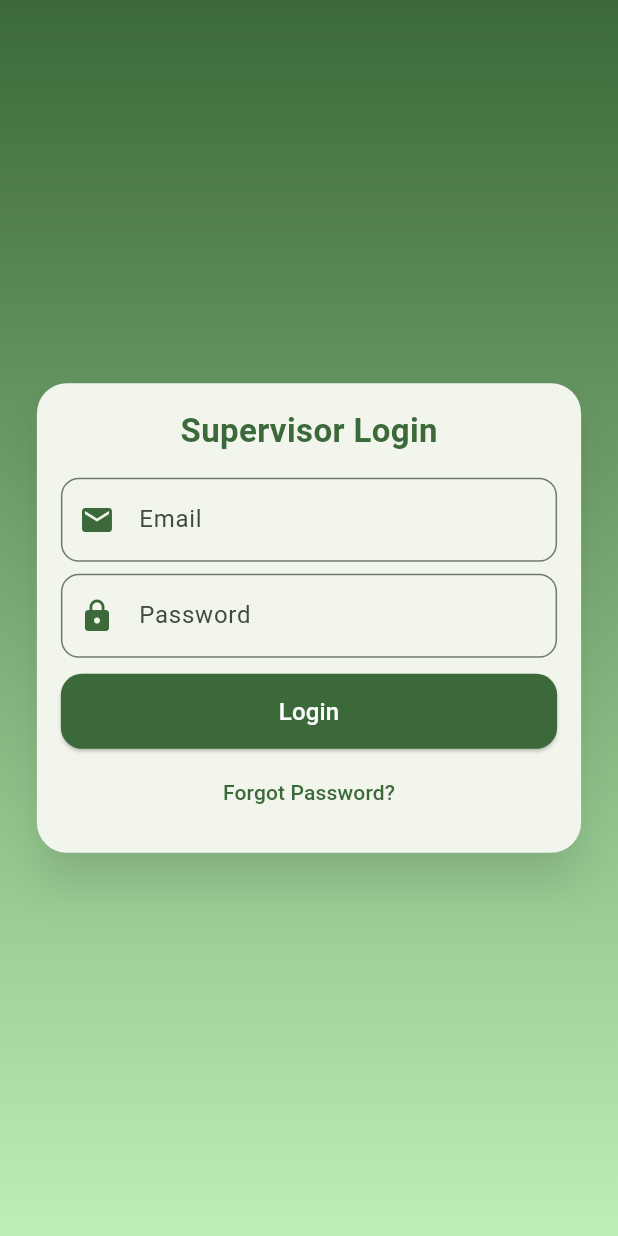
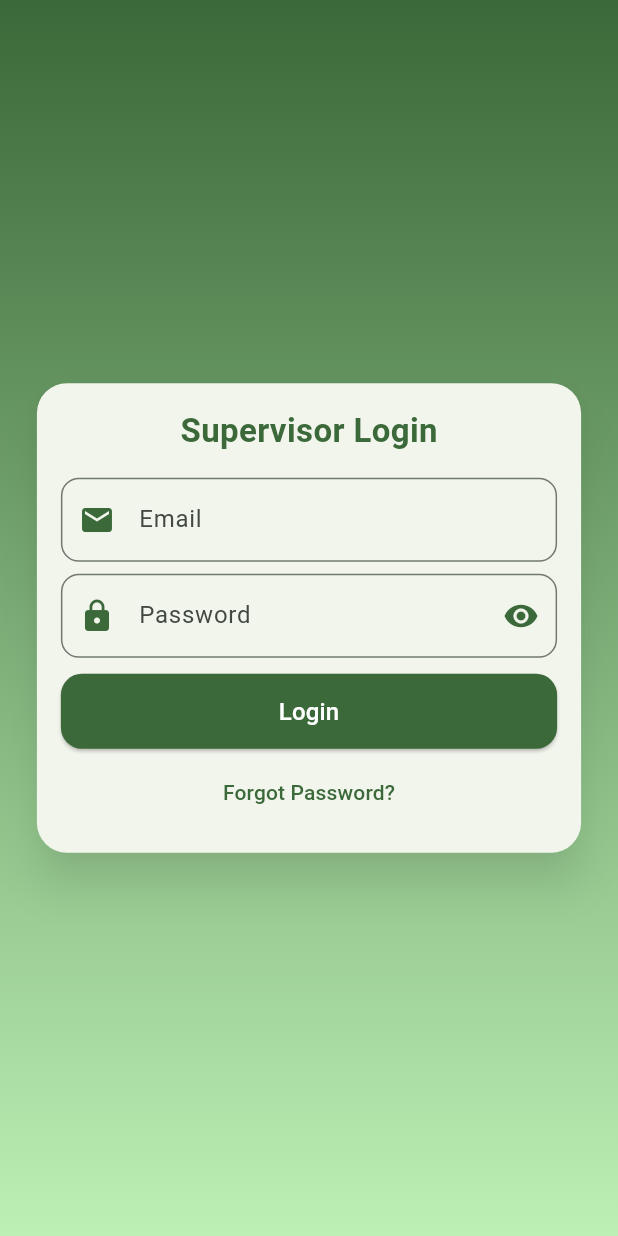
Before and after one commit to rgamr/smart-helmet-dashboard, a Flutter app: the screen it shows after launch, on a phone screen of 412 x 824 dp. Run offline on Flutter 3.47's test engine with Material 3 defaults, Android fonts, the phone set to English and light mode, and no system bars.

Commit message:
Add email & password validation to Login screen

```diff
--- a/lib/screens/login_screen.dart
+++ b/lib/screens/login_screen.dart
@@ -1,16 +1,56 @@
 import 'package:flutter/material.dart';
 import 'home_screen.dart';
 
+class LoginScreen extends StatefulWidget {
+  const LoginScreen({super.key});
 
-class LoginScreen extends StatelessWidget {
-  const LoginScreen({super.key});
+  @override
+  State<LoginScreen> createState() => _LoginScreenState();
+}
+
+class _LoginScreenState extends State<LoginScreen> {
+  final _formKey = GlobalKey<FormState>();
+  final TextEditingController _emailController = TextEditingController();
+  final TextEditingController _passwordController = TextEditingController();
+
+  bool _obscurePassword = true;
+
+  @override
+  void dispose() {
+    _emailController.dispose();
+    _passwordController.dispose();
+    super.dispose();
+  }
+
+  String? _validateEmail(String? value) {
+    if (value == null || value.isEmpty) return 'Email is required';
+    final pattern = r'^[\w-\.]+@([\w-]+\.)+[\w-]{2,4}$';
+    final regex = RegExp(pattern);
+    if (!regex.hasMatch(value)) return 'Enter a valid email';
+    return null;
+  }
+
+  String? _validatePassword(String? value) {
+    if (value == null || value.isEmpty) return 'Password is required';
+    if (value.length < 6) return 'Password must be at least 6 characters';
+    return null;
+  }
+
+  void _submit() {
+    if (_formKey.currentState!.validate()) {
+      // If valid, navigate to home
+      Navigator.pushReplacement(
+        context,
+        MaterialPageRoute(builder: (_) => const HomeScreen()),
+      );
+    }
+  }
 
   @override
   Widget build(BuildContext context) {
     final theme = Theme.of(context);
     final screenWidth = MediaQuery.of(context).size.width;
 
-    // Limit max card width
     double maxCardWidth = 600;
     double padding = 24;
     if (screenWidth < 600) {
@@ -47,6 +87,8 @@ class LoginScreen extends StatelessWidget {
               shadowColor: Colors.black45,
               child: Padding(
                 padding: EdgeInsets.all(padding),
+                child: Form(
+                  key: _formKey,
                   child: Column(
                     mainAxisSize: MainAxisSize.min,
                     children: [
@@ -62,10 +104,14 @@ class LoginScreen extends StatelessWidget {
                       SizedBox(height: padding),
 
                       // Email
-                    TextField(
+                      TextFormField(
+                        controller: _emailController,
+                        keyboardType: TextInputType.emailAddress,
+                        validator: _validateEmail,
                         decoration: InputDecoration(
                           labelText: "Email",
-                        prefixIcon: Icon(Icons.email, color: theme.colorScheme.primary, size: iconSize),
+                          prefixIcon: Icon(Icons.email,
+                              color: theme.colorScheme.primary, size: iconSize),
                           border: OutlineInputBorder(
                             borderRadius: BorderRadius.circular(12),
                           ),
@@ -75,11 +121,26 @@ class LoginScreen extends StatelessWidget {
                       SizedBox(height: padding / 2),
 
                       // Password
-                    TextField(
-                      obscureText: true,
+                      TextFormField(
+                        controller: _passwordController,
+                        obscureText: _obscurePassword,
+                        validator: _validatePassword,
                         decoration: InputDecoration(
                           labelText: "Password",
-                        prefixIcon: Icon(Icons.lock, color: theme.colorScheme.primary, size: iconSize),
+                          prefixIcon: Icon(Icons.lock,
+                              color: theme.colorScheme.primary, size: iconSize),
+                          suffixIcon: IconButton(
+                            icon: Icon(
+                                _obscurePassword
+                                    ? Icons.visibility
+                                    : Icons.visibility_off,
+                                color: theme.colorScheme.primary),
+                            onPressed: () {
+                              setState(() {
+                                _obscurePassword = !_obscurePassword;
+                              });
+                            },
+                          ),
                           border: OutlineInputBorder(
                             borderRadius: BorderRadius.circular(12),
                           ),
@@ -99,15 +160,11 @@ class LoginScreen extends StatelessWidget {
                               borderRadius: BorderRadius.circular(14),
                             ),
                           ),
-                        onPressed: () {
-                          Navigator.push(
-                            context,
-                            MaterialPageRoute(builder: (_) => const HomeScreen()),
-                          );
-                        },
+                          onPressed: _submit,
                           child: Text(
                             "Login",
-                          style: TextStyle(fontSize: inputFontSize, color: Colors.white),
+                            style: TextStyle(
+                                fontSize: inputFontSize, color: Colors.white),
                           ),
                         ),
                       ),
@@ -131,6 +188,7 @@ class LoginScreen extends StatelessWidget {
             ),
           ),
         ),
+      ),
     );
   }
 }
```
Lines whose indentation alone changed are shown as unchanged.
